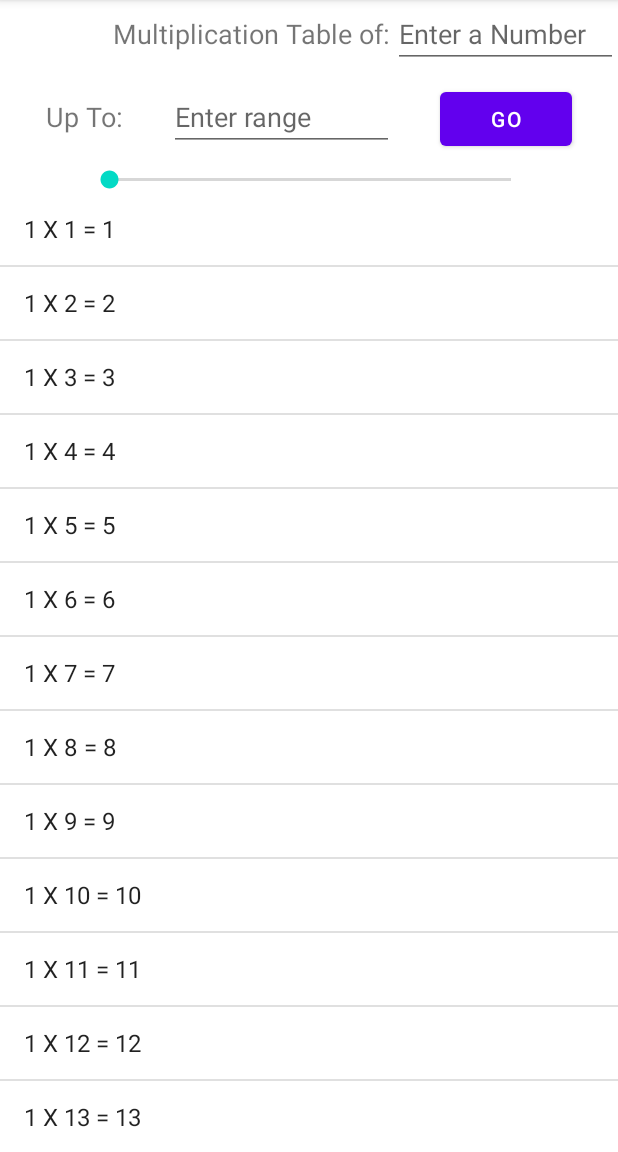
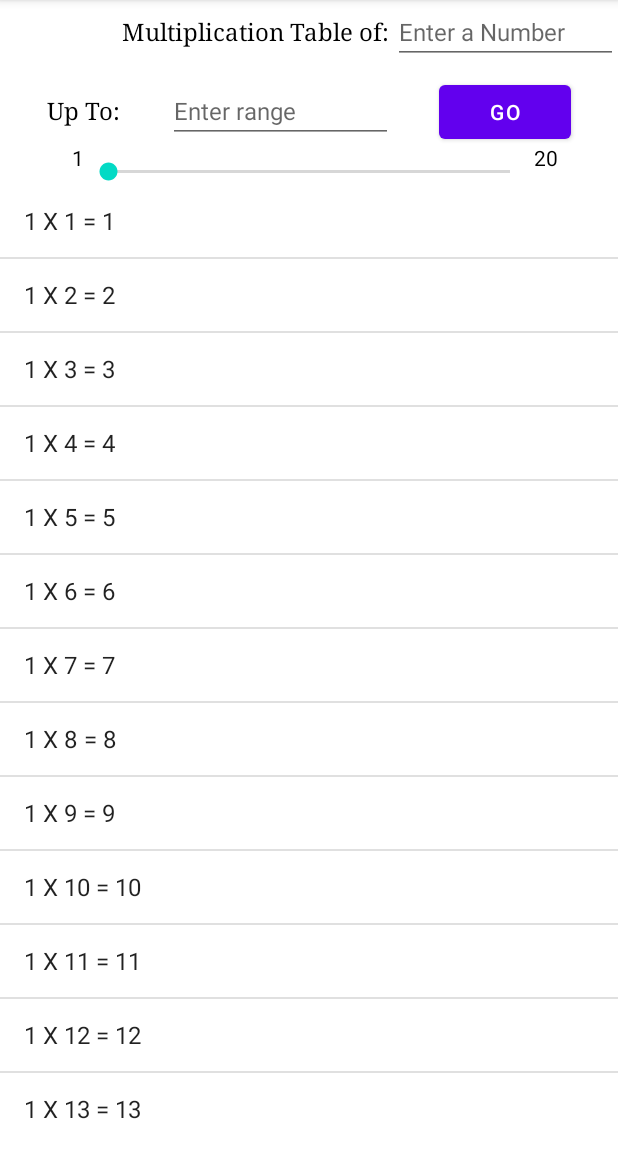
Before and after one commit to Aman1597/SeekTables, an Android app: the screen it shows after launch (MainActivity), on a phone screen of 412 x 824 dp, the part 84-1236 px from its top. Run offline under Robolectric (Android 15) with nearby library versions, the phone set to English and light mode, and no system bars.

```diff
--- a/app/src/main/java/com/example/seektables/MainActivity.java
+++ b/app/src/main/java/com/example/seektables/MainActivity.java
@@ -8,41 +8,53 @@ import android.widget.ArrayAdapter;
 import android.widget.EditText;
 import android.widget.ListView;
 import android.widget.SeekBar;
+import android.widget.TextView;
 
 import java.util.ArrayList;
+import java.util.Random;
 
 public class MainActivity extends AppCompatActivity {
-    //int num1=1, num2 = 20;
-
-
-
+    int num1=1, num2 = 20;
+    ListView myListView;
+    ArrayList<String> table = new ArrayList<>();
+    ArrayAdapter<String> arrayAdapter;
+    SeekBar seekBar;
+    TextView lowerLimit, upperLimit;
 
     @Override
     protected void onCreate(Bundle savedInstanceState) {
         super.onCreate(savedInstanceState);
         setContentView(R.layout.activity_main);
 
-        ListView myListView = findViewById(R.id.myListView);
-        ArrayList<String> table = new ArrayList<>();
-        for(int j=1;j<=20;j++){
+        myListView = findViewById(R.id.myListView);
+
+        for(int j=1;j<=num2;j++){
             table.add(1 + " X " + j + " = " + 1*j);
         }
 
-        ArrayAdapter<String> arrayAdapter = new ArrayAdapter<String>(this, android.R.layout.simple_list_item_1, table);
+        arrayAdapter = new ArrayAdapter<String>(this, android.R.layout.simple_list_item_1, table);
         myListView.setAdapter(arrayAdapter);
 
-        SeekBar seekBar = findViewById(R.id.seekBar);
+        seekBar = findViewById(R.id.seekBar);
         seekBar.setMax(19);
+        lowerLimit = findViewById(R.id.lowerLimit);
+        upperLimit = findViewById(R.id.upperLimit);
+        lowerLimit.setText("1");
+        upperLimit.setText(""+20);
 
         seekBar.setOnSeekBarChangeListener(new SeekBar.OnSeekBarChangeListener() {
             @Override
             public void onProgressChanged(SeekBar seekBar, int progress, boolean fromUser) {
-                table.clear();
-                int a = progress + 1;
-                for(int i=1;i<=20;i++){
-                    table.add(a + " X " + i + " = " + a*i);
+                if(fromUser){
+                    table.clear();
+                    int a = progress + 1;
+                    for(int i=1;i<=num2;i++){
+                        table.add(a + " X " + i + " = " + a*i);
+                    }
+                    myListView.setAdapter(arrayAdapter);
                 }
-                myListView.setAdapter(arrayAdapter);
+
+
             }
 
             @Override
@@ -56,19 +68,26 @@ public class MainActivity extends AppCompatActivity {
             }
         });
     }
-//    public void printTable(View view){
-//        EditText ed1=findViewById(R.id.editTextNumber);
-//        num1 = Integer.parseInt( ed1.getText().toString());
-//        EditText ed2=findViewById(R.id.editTextNumber2);
-//        num2 = Integer.parseInt( ed2.getText().toString());
-//        if(num1>=1 && num1<=20){
-//            int p = num1-1;
-//            seekBar.setProgress(p);
-//        }
-//        table.clear();
-//        for(int i=1;i<=num2;i++){
-//            table.add(num1 + " X " + i + " = " + num1*i);
-//        }
-//        myListView.setAdapter(arrayAdapter);
-//    }
+    public void printTable(View view){
+        EditText ed1=findViewById(R.id.editTextNumber);
+        num1 = Integer.parseInt( ed1.getText().toString());
+        EditText ed2=findViewById(R.id.editTextNumber2);
+        num2 = Integer.parseInt( ed2.getText().toString());
+        if(num1>=1 && num1<=20){
+            int p = num1-1;
+            seekBar.setProgress(p);
+        }
+        else{
+            int x = new Random().nextInt(95) + 5;
+            seekBar.setMax(num1+x);
+            int y = num1+x+1;
+            upperLimit.setText(""+y);
+            seekBar.setProgress(num1);
+        }
+        table.clear();
+        for(int i=1;i<=num2;i++){
+            table.add(num1 + " X " + i + " = " + num1*i);
+        }
+        myListView.setAdapter(arrayAdapter);
+    }
 }
--- a/app/src/main/res/layout/activity_main.xml
+++ b/app/src/main/res/layout/activity_main.xml
@@ -5,6 +5,16 @@
     android:layout_width="match_parent"
     android:layout_height="match_parent"
     tools:context=".MainActivity">
+
+    <TextView
+        android:id="@+id/upperLimit"
+        android:layout_width="0dp"
+        android:layout_height="wrap_content"
+        android:gravity="left"
+        android:textColor="@color/black"
+        app:layout_constraintEnd_toEndOf="parent"
+        app:layout_constraintStart_toEndOf="@id/seekBar"
+        app:layout_constraintTop_toBottomOf="@id/editTextNumber2" />
 
     <ListView
         android:id="@+id/myListView"
@@ -15,16 +25,28 @@
         app:layout_constraintEnd_toEndOf="parent"
         app:layout_constraintHorizontal_bias="0.5"
         app:layout_constraintStart_toStartOf="parent"
-        app:layout_constraintTop_toBottomOf="@+id/seekBar" />
+        app:layout_constraintTop_toBottomOf="@+id/seekBar" >
+
+    </ListView>
+
+    <TextView
+        android:id="@+id/lowerLimit"
+        android:layout_width="0dp"
+        android:layout_height="wrap_content"
+        android:gravity="right"
+        android:textColor="@color/black"
+        app:layout_constraintEnd_toStartOf="@id/seekBar"
+        app:layout_constraintStart_toStartOf="parent"
+        app:layout_constraintTop_toBottomOf="@id/editTextNumber2" />
 
     <SeekBar
         android:id="@+id/seekBar"
         android:layout_width="300dp"
         android:layout_height="wrap_content"
         android:layout_marginTop="10dp"
-        app:layout_constraintEnd_toEndOf="parent"
+        app:layout_constraintEnd_toStartOf="@id/upperLimit"
         app:layout_constraintHorizontal_bias="0.504"
-        app:layout_constraintStart_toStartOf="parent"
+        app:layout_constraintStart_toEndOf="@id/lowerLimit"
         app:layout_constraintTop_toBottomOf="@id/editTextNumber2" />
 
     <TextView
@@ -33,8 +55,10 @@
         android:layout_height="wrap_content"
         android:layout_marginEnd="2dp"
         android:layout_marginRight="2dp"
+        android:fontFamily="serif"
         android:text="@string/heading"
-        android:textSize="18sp"
+        android:textColor="@color/black"
+        android:textSize="16sp"
         app:layout_constraintBaseline_toBaselineOf="@+id/editTextNumber"
         app:layout_constraintEnd_toStartOf="@+id/editTextNumber"
         app:layout_constraintLeft_toLeftOf="parent" />
@@ -46,6 +70,8 @@
         android:ems="10"
         android:hint="@string/hint1"
         android:inputType="number"
+        android:textColor="@color/black"
+        android:textSize="16sp"
         app:layout_constraintEnd_toEndOf="parent"
         app:layout_constraintTop_toTopOf="parent" />
 
@@ -53,8 +79,10 @@
         android:id="@+id/textView"
         android:layout_width="wrap_content"
         android:layout_height="wrap_content"
+        android:fontFamily="serif"
         android:text="@string/heading2"
-        android:textSize="18sp"
+        android:textColor="@color/black"
+        android:textSize="16sp"
         app:layout_constraintBaseline_toBaselineOf="@+id/editTextNumber2"
         app:layout_constraintEnd_toStartOf="@+id/editTextNumber2"
         app:layout_constraintStart_toStartOf="parent" />
@@ -67,6 +95,8 @@
         android:ems="10"
         android:hint="@string/hint2"
         android:inputType="number"
+        android:textColor="@color/black"
+        android:textSize="16sp"
         app:layout_constraintEnd_toStartOf="@id/button"
         app:layout_constraintStart_toEndOf="@id/textView"
         app:layout_constraintTop_toBottomOf="@+id/editTextNumber" />
@@ -75,6 +105,7 @@
         android:id="@+id/button"
         android:layout_width="wrap_content"
         android:layout_height="wrap_content"
+        android:onClick="printTable"
         android:text="Go"
         app:layout_constraintBaseline_toBaselineOf="@+id/editTextNumber2"
         app:layout_constraintEnd_toEndOf="parent"
```
